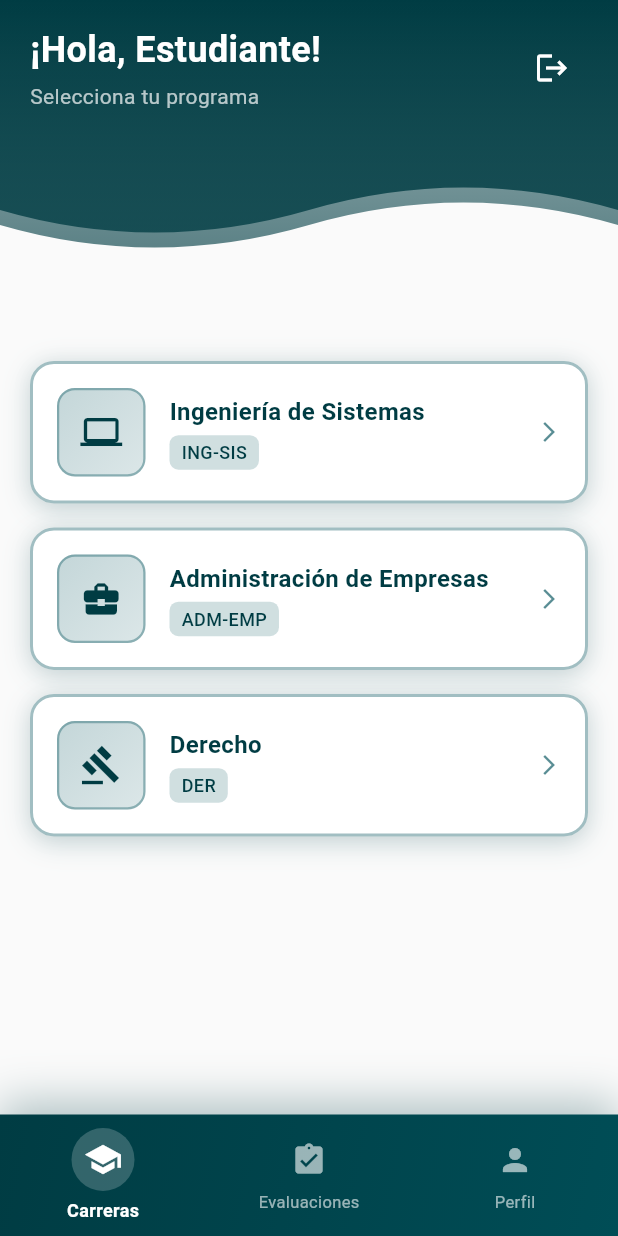
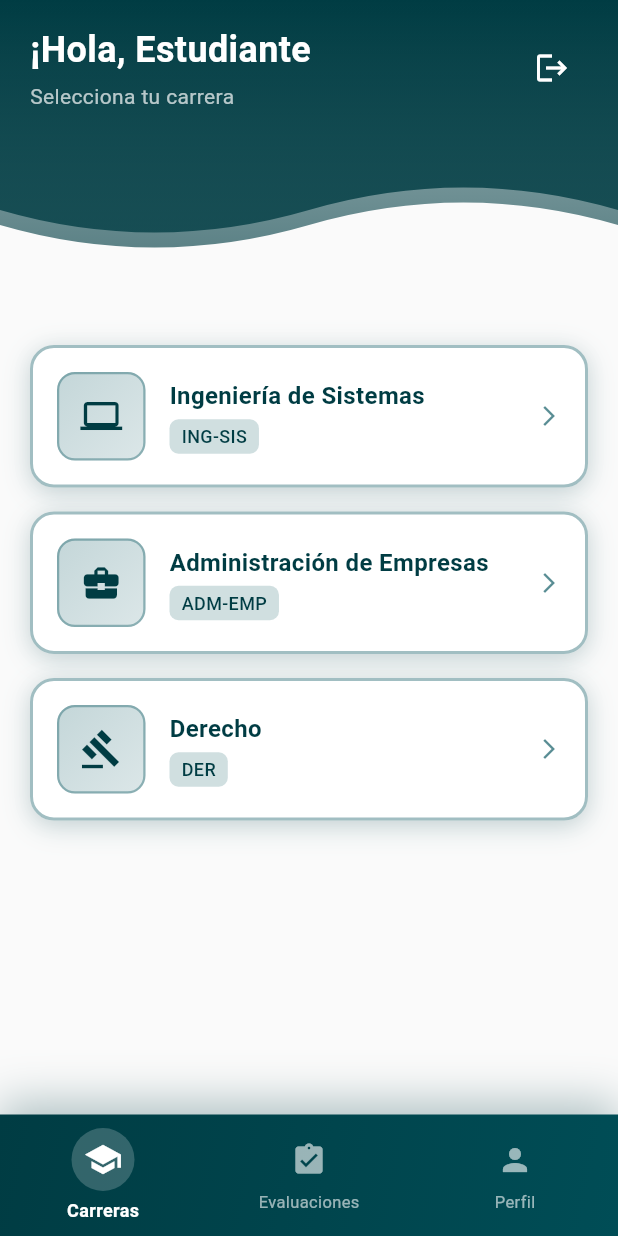
Before and after one commit to Eval-Plus/UTS_EvalPlus, a Flutter app: the CareersScreen screen opened by its route, on a phone screen of 412 x 824 dp. Run offline on Flutter 3.47's test engine with Material 3 defaults, Android fonts, the phone set to English and light mode, and no system bars; our stand-ins replace flutter_svg, lottie.

Commit message:
Refactor BaseScreenLayout for use in pages, and update evaluations and careers screns

```diff
--- /dev/null
+++ b/lib/layouts/base_screen_layout.dart
@@ -0,0 +1,130 @@
+import 'package:flutter/material.dart';
+
+// Widgets
+import 'package:eval_plus/widgets/custom_bottom_nav_bar.dart';
+import 'package:eval_plus/widgets/custom_header_wave.dart';
+import 'package:eval_plus/widgets/custom_top_bar.dart';
+
+/// Layout base reutilizable para las pantallas de la aplicación
+///
+/// Este widget encapsula la estructura común de las pantallas:
+/// - Fondo con onda decorativa
+/// - Barra superior con información del usuario
+/// - Navegación inferior
+/// - Contenido principal configurable
+
+class BaseScreenLayout extends StatelessWidget {
+  /// Título principal mostrado en la barra superior
+  final String topBarTitle;
+
+  /// Subtítulo mostrado en la barra superior
+  final String topBarSubtitle;
+
+  /// Contenido principal de la pantalla
+  final Widget child;
+
+  /// Índice actual en la barra de navegación inferior
+  final int currentNavIndex;
+
+  /// Callback cuando se presiona el botón de cerrar sesión
+  final VoidCallback? onLogoutPressed;
+
+  /// Callback cuando se toca un elemento de la navegación inferior
+  final Function(int)? onNavTap;
+
+  /// Padding superior del contenido (por defecto 120.0)
+  final double paddingTop;
+
+  /// Padding inferior del contenido (por defecto 20.0)
+  final double paddingBottom;
+
+  /// Si es true, centra el contenido verticalmente usando Spacer
+  /// Si es false, usa padding fijo
+  final bool centerContent;
+
+  /// Factor de flex para el Spacer superior cuando centerContent = true
+  final int topSpacerFlex;
+
+  /// Factor de flex para el contenido cuando centerContent = true
+  final int contentFlex;
+
+  /// Factor de flex para el Spacer inferior cuando centerContent = true
+  final int bottomSpacerFlex;
+
+  const BaseScreenLayout({
+    super.key,
+    required this.topBarTitle,
+    required this.topBarSubtitle,
+    required this.child,
+    this.currentNavIndex = 0,
+    this.onLogoutPressed,
+    this.onNavTap,
+    this.paddingTop = 120.0,
+    this.paddingBottom = 20.0,
+    this.centerContent = false,
+    this.topSpacerFlex = 1,
+    this.contentFlex = 3,
+    this.bottomSpacerFlex = 1,
+  });
+
+  @override
+  Widget build(BuildContext context) {
+    return Scaffold(
+      extendBody: true,
+      body: Stack(
+        children: [
+          // Fondo blanco
+          Container(color: Colors.grey[50]),
+
+          // Header con onda
+          const CustomHeaderWave(),
+
+          // Contenido principal
+          SafeArea(
+            child: Column(
+              children: [
+                // Barra superior con info del usuario
+                CustomTopBar(
+                  title: topBarTitle,
+                  subtitle: topBarSubtitle,
+                  onLogoutPressed: onLogoutPressed ?? () {
+                    Navigator.pop(context);
+                  },
+                ),
+
+                // Opción 1: Padding fijo
+                if (!centerContent)
+                  Expanded(
+                    child: Padding(
+                      padding: EdgeInsets.only(
+                        top: paddingTop,
+                        bottom: paddingBottom,
+                      ),
+                      child: child,
+                    ),
+                  ),
+
+                // Opción 2: Centrado con spacer
+                if (centerContent) ...[
+                  Spacer(flex: topSpacerFlex),
+                  Flexible(
+                    flex: contentFlex,
+                    child: child,
+                  ),
+                  Spacer(flex: bottomSpacerFlex),
+                ],
+              ],
+            ),
+          ),
+        ],
+      ),
+      bottomNavigationBar: CustomBottomNavBar(
+        currentIndex: currentNavIndex,
+        onTap: onNavTap ?? (index) {
+          // Implementar lógica de navegación posteriormente
+          debugPrint('Tap en índice: $index');
+        },
+      ),
+    );
+  }
+}
--- a/lib/main.dart
+++ b/lib/main.dart
@@ -5,6 +5,7 @@ import 'package:flutter/services.dart';
 import 'package:eval_plus/screen/splash_screen.dart';
 import 'package:eval_plus/screen/home_screen.dart';
 import 'package:eval_plus/screen/inside/careers_screen.dart';
+import 'package:eval_plus/screen/inside/evaluations_screen.dart';
 
 void main() {
   SystemChrome.setSystemUIOverlayStyle(const SystemUiOverlayStyle(
@@ -23,8 +24,8 @@ class MyApp extends StatelessWidget {
       title: 'UTS SelfEvaluate',
       home: const SplashScreen(),
       routes: {
+        HomeScreen.routename: (context) => const HomeScreen(),
         CareersScreen.routename: (context) => const CareersScreen(),
-        HomeScreen.routename: (context) => const HomeScreen(),
       },
     );
   }
--- a/lib/screen/inside/careers_screen.dart
+++ b/lib/screen/inside/careers_screen.dart
@@ -9,74 +9,35 @@ import 'package:eval_plus/widgets/custom_top_bar.dart';
 // Hooks
 import 'package:eval_plus/hooks/careers_data.dart';
 
+// Screens
+import 'package:eval_plus/screen/inside/evaluations_screen.dart';
+
+// Layouts
+import 'package:eval_plus/layouts/base_screen_layout.dart';
+
 class CareersScreen extends StatelessWidget {
   static const String routename = 'CareersScreen';
-
-  // Configuración
-  static const double verticalPadding = 80.0; // Margenes arriba/abajo
-  static const bool centerContent = true;    // true = centrado, false = distribuido
 
   const CareersScreen({super.key});
 
   @override
   Widget build(BuildContext context) {
-    final size = MediaQuery.of(context).size;
-    return Scaffold(
-      extendBody: true, // Contenido detras de la navBar
-      body: Stack(
-        children: [
-          // Fondo blanco
-          Container(color: Colors.grey[50]),
-
-          // Header con onda
-          const CustomHeaderWave(),
-
-          // Contenido principal
-          SafeArea(
-            child: Column(
-              children: [
-                // Barra superior con info del usuario
-                CustomTopBar(
-                  title: '¡Hola, Estudiante!',
-                  subtitle: 'Selecciona tu programa',
-                  onLogoutPressed: () {
-                    // Implementar cierre de sesión posteriormente
-                    Navigator.pop(context);
-                  },
-                ),
-
-                // Opción 1: Padding fijo
-                if (!centerContent)
-                  Expanded(
-                    child: Padding(
-                      padding: EdgeInsets.symmetric(
-                        vertical: verticalPadding,
-                      ),
-                      child: const _CarrerasContent(),
-                    ),
-                  ),
-
-                // Opción 2: Centrado con spacer
-                if (centerContent) ...[
-                  const Spacer(flex: 1),
-                  const Flexible(
-                    flex: 3,
-                    child: _CarrerasContent(),
-                  ),
-                  const Spacer(flex: 1),
-                ],
-              ],
-            ),
-          ),
-        ],
-      ),
-      bottomNavigationBar: CustomBottomNavBar(
-        currentIndex: 0,
-        onTap: (index) {
-          // Manejar logica de navegación
-          print('Tap en indice: $index');
-        },
-      ),
+    return BaseScreenLayout(
+      topBarTitle: '¡Hola, Estudiante',
+      topBarSubtitle: 'Selecciona tu carrera',
+      currentNavIndex: 0,
+      centerContent: false,
+      paddingTop: 120.0,
+      paddingBottom: 20.0,
+      onLogoutPressed: () {
+        // Cierre de sesión
+        Navigator.pop(context);
+      },
+      onNavTap: (index) {
+        // Logica de navegación
+        print('Tap en indice: $index');
+      },
+      child: const _CarrerasContent(),
     );
   }
 }
```
Also changed, not shown: lib/screen/inside/evaluations_screen.dart (added, +52 -0 lines).
